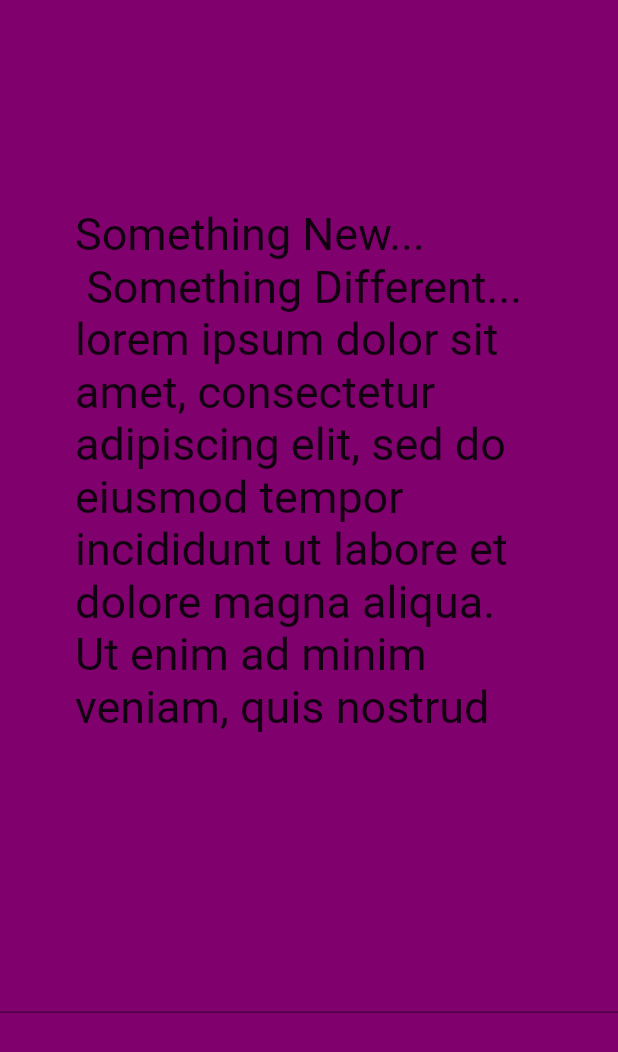
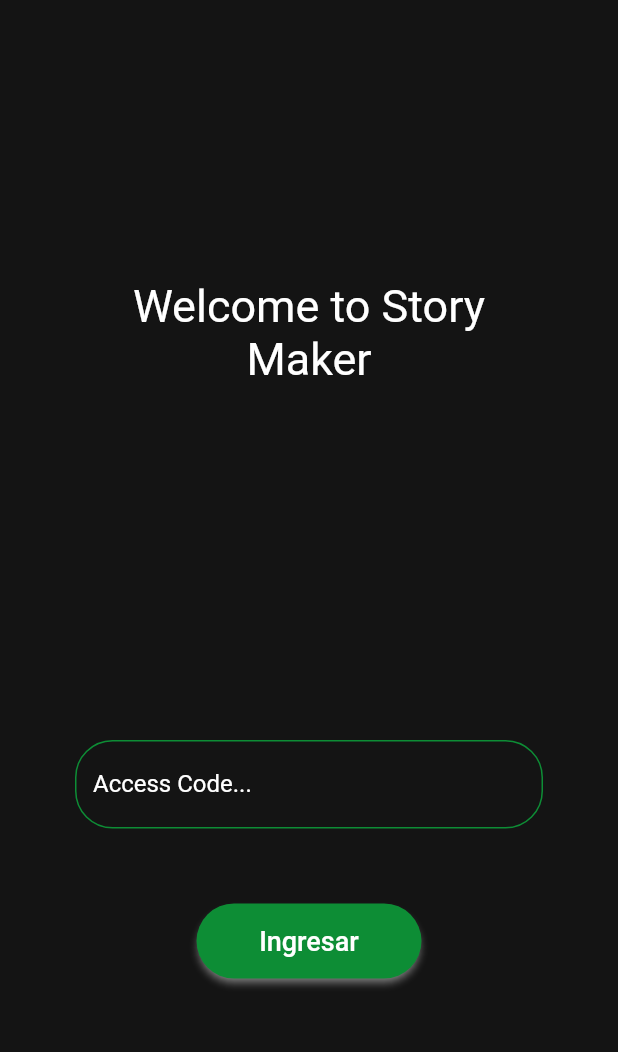
Before and after one commit to JuanA1525/Story_Maker, a Flutter app: the screen it shows after launch, on a phone screen of 412 x 824 dp. Shown: the top 1052 px of the screen. Run offline on Flutter 3.47's test engine with Material 2 defaults, Android fonts, the phone set to English and light mode, and no system bars.

Commit message:
feat: Mayor login page upgrade

```diff
--- a/lib/login_page.dart
+++ b/lib/login_page.dart
@@ -1,3 +1,5 @@
+import 'dart:math';
+
 import 'package:flutter/material.dart';
 
 // ignore: camel_case_types
@@ -7,25 +9,59 @@ class login_page extends StatelessWidget {
   @override
 Widget build(BuildContext context) {
     return Scaffold(
-      backgroundColor: Color.fromARGB(255, 128, 0, 110),
+      backgroundColor: const Color(0xff141414),
       body: Column(
+        mainAxisAlignment: MainAxisAlignment.center,
         children: [
           const Spacer(),
           const Padding(
-            padding:  EdgeInsets.all(50),
-            child:  Text("Something New... \n Something Different... lorem ipsum dolor sit amet, consectetur adipiscing elit, sed do eiusmod tempor incididunt ut labore et dolore magna aliqua. Ut enim ad minim veniam, quis nostrud",
-            textAlign:  TextAlign.start,
+            padding:  EdgeInsets.fromLTRB(50, 15, 50, 15),
+            child:  Text("Welcome to Story Maker",
+            textAlign:  TextAlign.center,
             style: TextStyle(
               fontSize: 30,
+              color: Color(0xffFFFFFF)
             ),
             ),
           ),
           const Spacer(),
-          TextFormField(),
-          const SizedBox(
-            height: 60,
-            width: 120,
-            child:  InkWell(),
+          Padding(
+            padding: const EdgeInsets.all(50),
+            child: TextFormField(
+              style: const TextStyle(color: Color(0xffFFFFFF)),
+              decoration: const InputDecoration(
+                labelText: "Access Code...",
+                labelStyle: TextStyle(color: Color(0xffFFFFFF)),
+                enabledBorder: OutlineInputBorder(
+                  borderSide: BorderSide(color: Color.fromARGB(255, 13, 141, 53)),
+                  borderRadius: BorderRadius.all(Radius.circular(25))
+                ),
+                focusedBorder: OutlineInputBorder(
+                  borderSide: BorderSide(color: Color.fromARGB(255, 3, 67, 23))
+                ),
+              ),
+            ),
+          ),
+          SizedBox(
+            height: 50,
+            width: 150,
+            child: ElevatedButton(
+              onPressed: () {},
+              style: ElevatedButton.styleFrom(
+                shadowColor: const Color(0xffFFFFFF),
+                shape: const RoundedRectangleBorder(
+                  borderRadius: BorderRadius.all(Radius.circular(25))
+                ),
+                backgroundColor: const Color(0xff0d8d35)
+                ),
+                child: const Text(
+                  "Ingresar",
+                  style: TextStyle(
+                    fontSize: 18,
+                    color: Color(0xffFFFFFF)
+                  )
+              ),
+            )
 
           ),
           const Spacer(),
```
